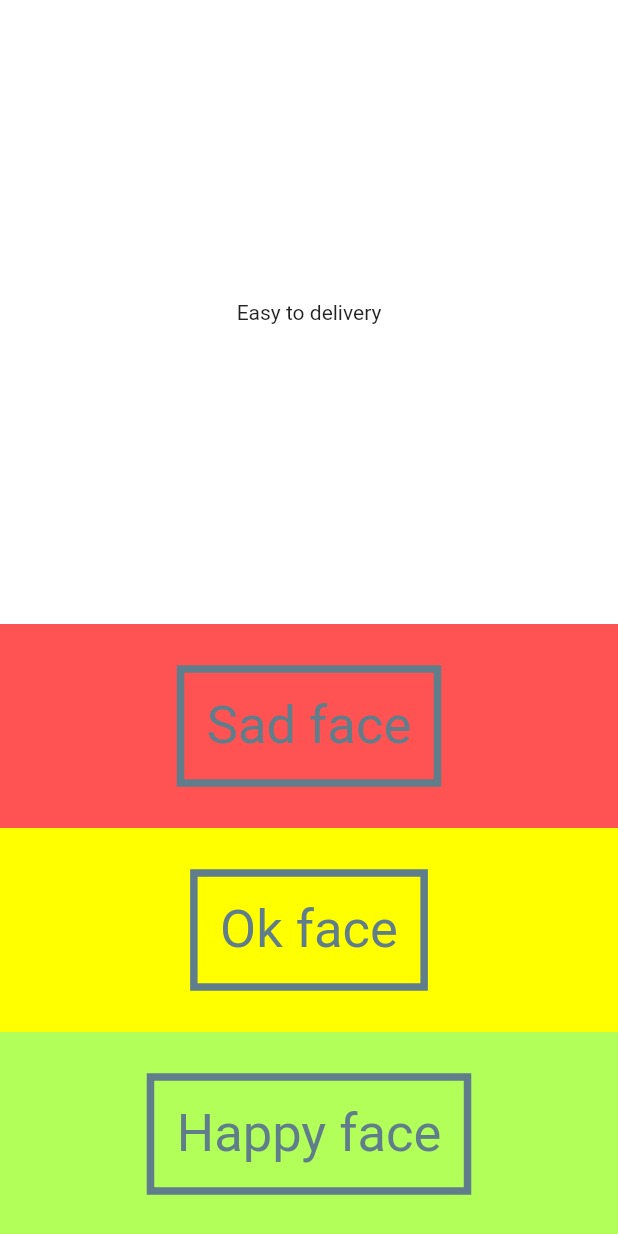
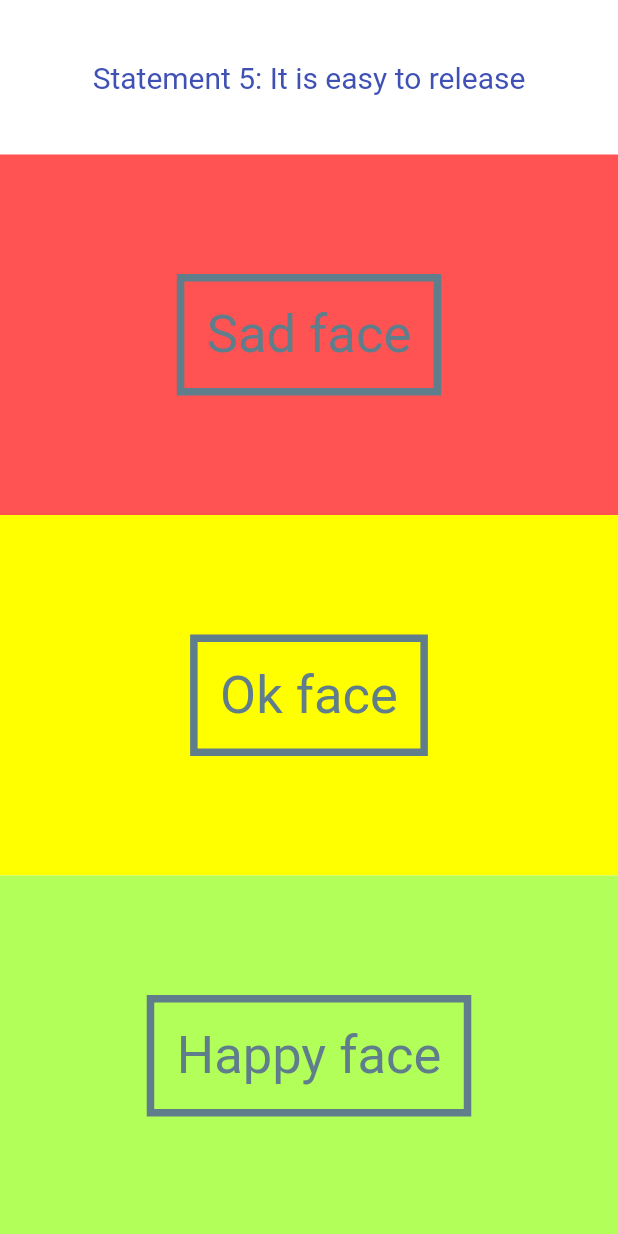
Before and after one commit to RobertBEriksson/flutter_projects, a Flutter app: the screen it shows after launch, on a phone screen of 412 x 824 dp. Run offline on Flutter 3.47's test engine with Material 2 defaults, Android fonts, the phone set to English and light mode, and no system bars.

Commit message:
Add Animation bounce in and out to question text

```diff
--- a/team_health_quiz/lib/UI/question_text.dart
+++ b/team_health_quiz/lib/UI/question_text.dart
@@ -1,21 +1,50 @@
 import 'package:flutter/material.dart';
 
-class QuestionText extends StatefulWidget{
+class QuestionText extends StatefulWidget {
+
+  final String _question;
+  final int _questionNumber;
+
+  QuestionText(this._question, this._questionNumber);
+
   @override
   State createState() => new QuestionTextState();
 }
 
-class QuestionTextState extends State<QuestionText> {
+class QuestionTextState extends State<QuestionText> with SingleTickerProviderStateMixin {
+
+  Animation<double> _fontSizeAnimation;
+  AnimationController _fontSizeAnimationController;
+
+  @override
+  void initState() {
+    super.initState();
+    _fontSizeAnimationController = new AnimationController(
+      value: 0.1,
+      duration: new Duration(seconds: 3),
+      lowerBound: 0.0,
+      upperBound: 1.0,
+      vsync: this);
+    _fontSizeAnimation = new CurvedAnimation(parent: _fontSizeAnimationController, curve: Curves.bounceOut);
+    _fontSizeAnimation.addListener(() => this.setState(() {}));
+    _fontSizeAnimationController.forward();
+  }
+
+
   @override
   Widget build(BuildContext context) {
     return new Material(
       color: Colors.white,
       child: new Padding(
-        padding: new EdgeInsets.symmetric(vertical: 200.0),
+        padding: new EdgeInsets.symmetric(vertical: 40.0),
         child: new Center(
-          child: new Text("Easy to delivery"),
-        ),
-      )
+          child: new Text("Statement " + widget._questionNumber.toString() + ": " + widget._question,
+            style: new TextStyle(
+              color: Colors.indigo,
+              fontSize: _fontSizeAnimation.value * 20),
+          ),
+        )
+      ),
     );
   }
 }
--- a/team_health_quiz/lib/pages/form_page.dart
+++ b/team_health_quiz/lib/pages/form_page.dart
@@ -7,7 +7,7 @@ import '../UI/question_text.dart';
 
 class FormPage extends StatefulWidget {
   @override
-  State createState() => FormPageState();
+  State createState() => new FormPageState();
 }
 
 class FormPageState extends State<FormPage> {
@@ -16,9 +16,8 @@ class FormPageState extends State<FormPage> {
     return new Stack(
       children: <Widget>[
         new Column( // THis is the main page
-            // mainAxisAlignment: MainAxisAlignment.center,
           children: <Widget>[
-              new QuestionText(),
+            new QuestionText("It is easy to release", 5),
             new AnswerButton(Colors.redAccent, 'Sad face'),
             new AnswerButton(Colors.yellowAccent, 'Ok face'),
             new AnswerButton(Colors.lightGreenAccent, 'Happy face'),
```
Lines whose indentation alone changed are shown as unchanged.
